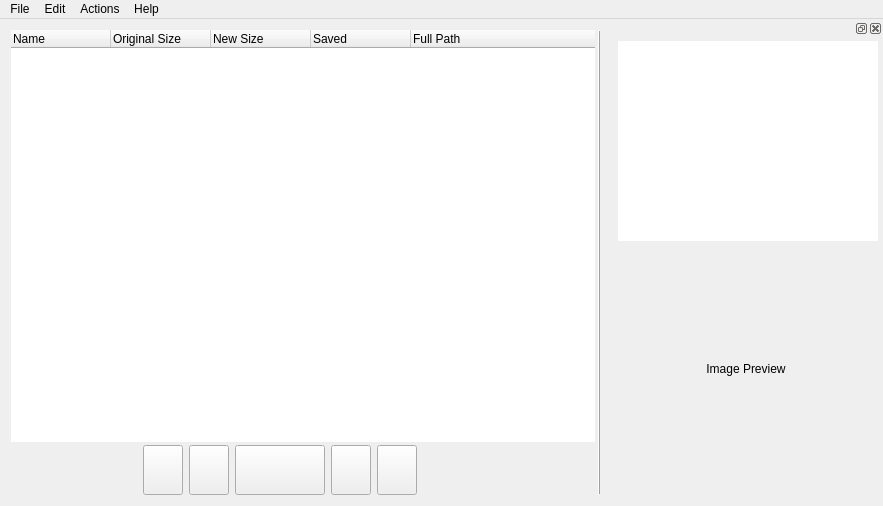
Above: caesiumph.ui from Lymphatus/CaesiumPH before the change. Below: the same form after it.
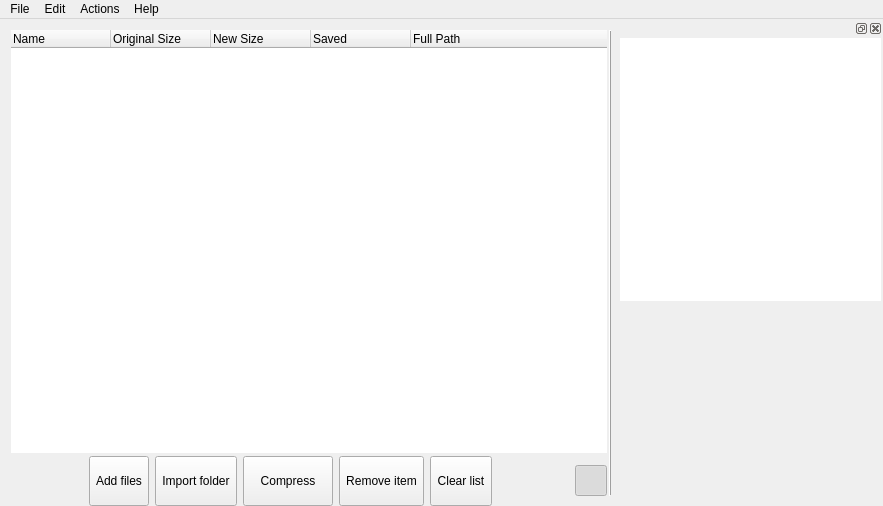
That is the form after the change. Icons and pictures are not drawn.

What changed in the file:
```diff
--- a/caesiumph.ui
+++ b/caesiumph.ui
@@ -25,7 +25,16 @@
   </property>
   <widget class="QWidget" name="centralWidget">
    <layout class="QGridLayout" name="gridLayout_2">
-    <property name="spacing">
+    <property name="rightMargin">
+     <number>0</number>
+    </property>
+    <property name="bottomMargin">
+     <number>0</number>
+    </property>
+    <property name="horizontalSpacing">
+     <number>2</number>
+    </property>
+    <property name="verticalSpacing">
      <number>3</number>
     </property>
     <item row="0" column="0" colspan="2">
@@ -60,8 +69,14 @@
       <property name="animated">
        <bool>true</bool>
       </property>
-      <attribute name="headerDefaultSectionSize">
-       <number>100</number>
+      <attribute name="headerCascadingSectionResizes">
+       <bool>false</bool>
+      </attribute>
+      <attribute name="headerHighlightSections">
+       <bool>false</bool>
+      </attribute>
+      <attribute name="headerShowSortIndicator" stdset="0">
+       <bool>false</bool>
       </attribute>
       <column>
        <property name="text">
@@ -112,7 +127,7 @@
        </spacer>
       </item>
       <item>
-       <widget class="QPushButton" name="addFilesButton">
+       <widget class="QToolButton" name="addFilesButton">
         <property name="sizePolicy">
          <sizepolicy hsizetype="Fixed" vsizetype="Fixed">
           <horstretch>0</horstretch>
@@ -131,8 +146,11 @@
           <height>0</height>
          </size>
         </property>
+        <property name="styleSheet">
+         <string notr="true"/>
+        </property>
         <property name="text">
-         <string/>
+         <string>Add files</string>
         </property>
         <property name="icon">
          <iconset resource="icons.qrc">
@@ -144,10 +162,13 @@
           <height>32</height>
          </size>
         </property>
+        <property name="toolButtonStyle">
+         <enum>Qt::ToolButtonTextUnderIcon</enum>
+        </property>
        </widget>
       </item>
       <item>
-       <widget class="QPushButton" name="addFolderButton">
+       <widget class="QToolButton" name="addFolderButton">
         <property name="sizePolicy">
          <sizepolicy hsizetype="Fixed" vsizetype="Fixed">
           <horstretch>0</horstretch>
@@ -161,7 +182,7 @@
          </size>
         </property>
         <property name="text">
-         <string/>
+         <string>Import folder</string>
         </property>
         <property name="icon">
          <iconset resource="icons.qrc">
@@ -173,18 +194,33 @@
           <height>32</height>
          </size>
         </property>
+        <property name="toolButtonStyle">
+         <enum>Qt::ToolButtonTextUnderIcon</enum>
+        </property>
        </widget>
       </item>
       <item>
-       <widget class="QPushButton" name="compressButton">
+       <widget class="QToolButton" name="compressButton">
+        <property name="sizePolicy">
+         <sizepolicy hsizetype="Fixed" vsizetype="Fixed">
+          <horstretch>0</horstretch>
+          <verstretch>0</verstretch>
+         </sizepolicy>
+        </property>
         <property name="minimumSize">
          <size>
           <width>90</width>
-          <height>50</height>
+          <height>0</height>
+         </size>
+        </property>
+        <property name="maximumSize">
+         <size>
+          <width>16777215</width>
+          <height>64</height>
          </size>
         </property>
         <property name="text">
-         <string/>
+         <string>Compress</string>
         </property>
         <property name="icon">
          <iconset resource="icons.qrc">
@@ -192,14 +228,17 @@
         </property>
         <property name="iconSize">
          <size>
-          <width>42</width>
-          <height>42</height>
+          <width>32</width>
+          <height>32</height>
          </size>
         </property>
+        <property name="toolButtonStyle">
+         <enum>Qt::ToolButtonTextUnderIcon</enum>
+        </property>
        </widget>
       </item>
       <item>
-       <widget class="QPushButton" name="removeItemButton">
+       <widget class="QToolButton" name="removeItemButton">
         <property name="sizePolicy">
          <sizepolicy hsizetype="Fixed" vsizetype="Fixed">
           <horstretch>0</horstretch>
@@ -213,7 +252,7 @@
          </size>
         </property>
         <property name="text">
-         <string/>
+         <string>Remove item</string>
         </property>
         <property name="icon">
          <iconset resource="icons.qrc">
@@ -225,10 +264,13 @@
           <height>32</height>
          </size>
         </property>
+        <property name="toolButtonStyle">
+         <enum>Qt::ToolButtonTextUnderIcon</enum>
+        </property>
        </widget>
       </item>
       <item>
-       <widget class="QPushButton" name="clearButton">
+       <widget class="QToolButton" name="clearButton">
         <property name="sizePolicy">
          <sizepolicy hsizetype="Fixed" vsizetype="Fixed">
           <horstretch>0</horstretch>
@@ -242,7 +284,7 @@
          </size>
         </property>
         <property name="text">
-         <string/>
+         <string>Clear list</string>
         </property>
         <property name="icon">
          <iconset resource="icons.qrc">
@@ -254,6 +296,9 @@
           <height>32</height>
          </size>
         </property>
+        <property name="toolButtonStyle">
+         <enum>Qt::ToolButtonTextUnderIcon</enum>
+        </property>
        </widget>
       </item>
       <item>
@@ -270,7 +315,7 @@
        </spacer>
       </item>
       <item>
-       <widget class="QPushButton" name="showSidePanelButton">
+       <widget class="QToolButton" name="showSidePanelButton">
         <property name="text">
          <string/>
         </property>
@@ -287,18 +332,24 @@
         <property name="checkable">
          <bool>true</bool>
         </property>
-        <property name="flat">
+        <property name="checked">
          <bool>true</bool>
         </property>
        </widget>
       </item>
      </layout>
     </item>
-    <item row="0" column="2" rowspan="2">
+    <item row="0" column="3" rowspan="2">
      <widget class="Line" name="sidePanelLine">
+      <property name="styleSheet">
+       <string notr="true">margin-bottom:10px;</string>
+      </property>
       <property name="frameShadow">
        <enum>QFrame::Raised</enum>
       </property>
+      <property name="lineWidth">
+       <number>1</number>
+      </property>
       <property name="orientation">
        <enum>Qt::Vertical</enum>
       </property>
@@ -360,7 +411,7 @@
    <property name="minimumSize">
     <size>
      <width>265</width>
-     <height>369</height>
+     <height>379</height>
     </size>
    </property>
    <property name="maximumSize">
@@ -378,6 +429,9 @@
    <property name="allowedAreas">
     <set>Qt::RightDockWidgetArea</set>
    </property>
+   <property name="windowTitle">
+    <string/>
+   </property>
    <attribute name="dockWidgetArea">
     <number>2</number>
    </attribute>
@@ -387,13 +441,13 @@
       <number>0</number>
      </property>
      <property name="leftMargin">
-      <number>0</number>
+      <number>2</number>
      </property>
      <property name="topMargin">
-      <number>3</number>
+      <number>0</number>
      </property>
      <property name="rightMargin">
-      <number>5</number>
+      <number>2</number>
      </property>
      <property name="bottomMargin">
       <number>9</number>
@@ -406,6 +460,9 @@
        <property name="leftMargin">
         <number>0</number>
        </property>
+       <property name="rightMargin">
+        <number>0</number>
+       </property>
        <item>
         <widget class="QTextEdit" name="exifTextEdit">
          <property name="frameShape">
@@ -417,6 +474,12 @@
          <property name="tabStopWidth">
           <number>150</number>
          </property>
+         <property name="textInteractionFlags">
+          <set>Qt::LinksAccessibleByMouse|Qt::TextSelectableByMouse</set>
+         </property>
+         <property name="placeholderText">
+          <string/>
+         </property>
         </widget>
        </item>
        <item>
@@ -429,14 +492,14 @@
          </property>
          <property name="minimumSize">
           <size>
-           <width>256</width>
-           <height>256</height>
+           <width>0</width>
+           <height>196</height>
           </size>
          </property>
          <property name="maximumSize">
           <size>
-           <width>256</width>
-           <height>256</height>
+           <width>280</width>
+           <height>196</height>
           </size>
          </property>
          <property name="baseSize">
@@ -446,7 +509,10 @@
           </size>
          </property>
          <property name="text">
-          <string>Image Preview</string>
+          <string/>
+         </property>
+         <property name="pixmap">
+          <pixmap resource="icons.qrc">:/icons/ui/picture.png</pixmap>
          </property>
          <property name="scaledContents">
           <bool>false</bool>
```
Left out of the diff: 4 changed lines with no effect on the pictures.
